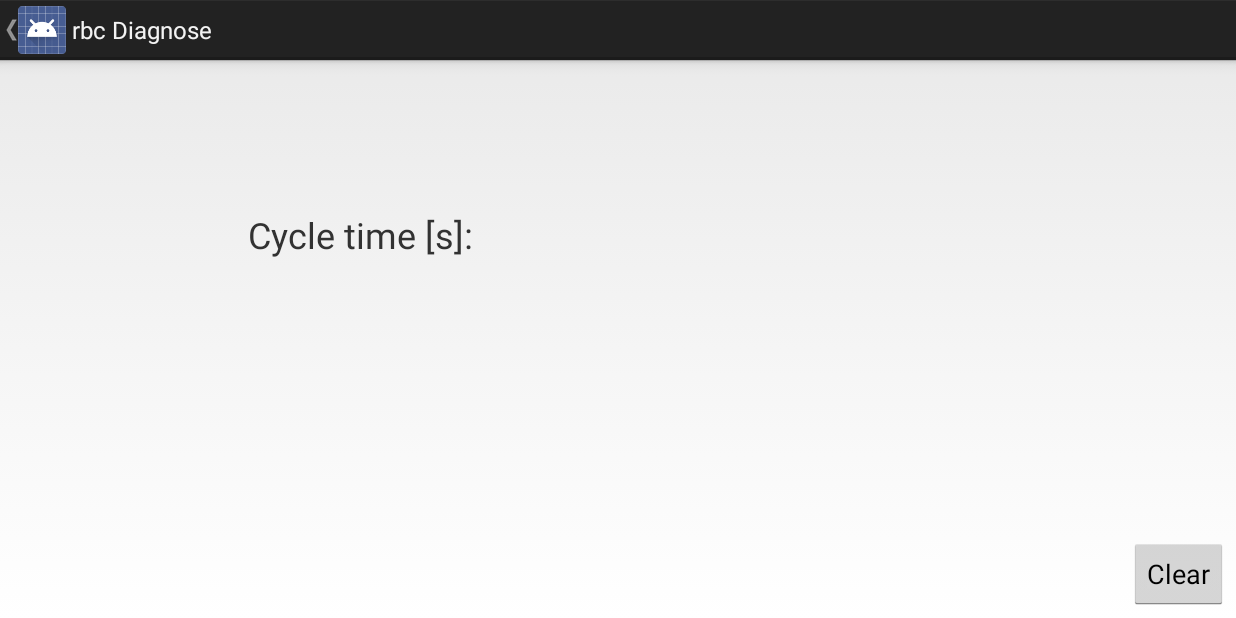
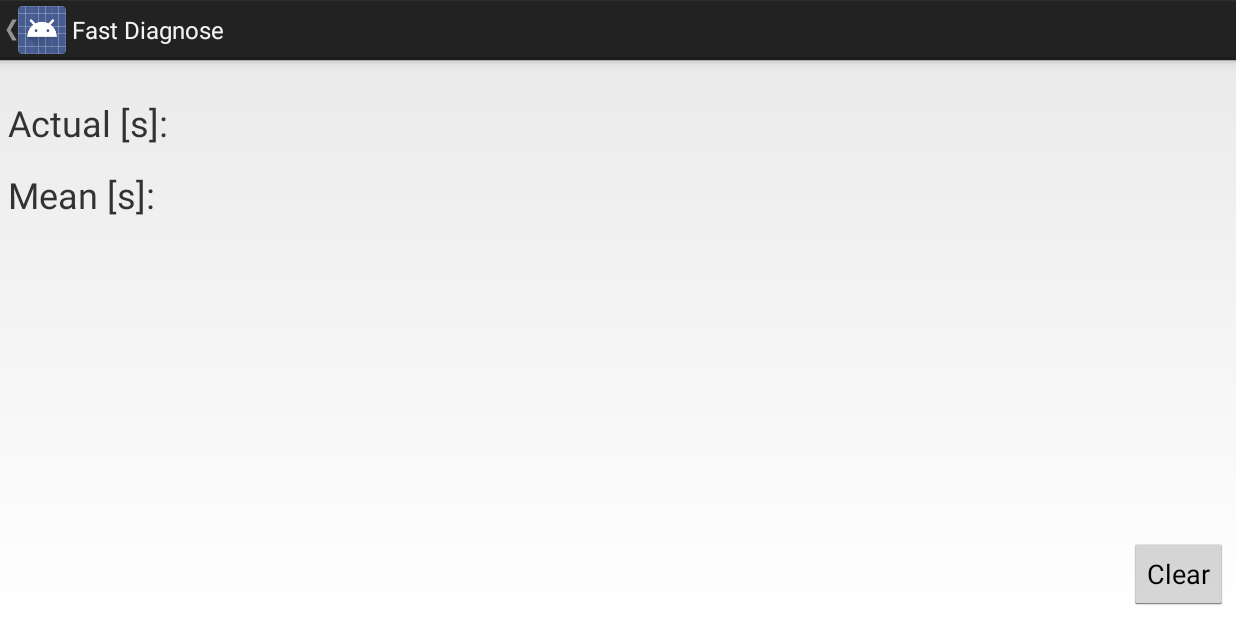
Before and after one commit to MRixen/rbc_Diagnose, an Android app: the CycleTime screen opened directly, with no data from a screen before it, after a tap on "Clear", on a phone screen of 824 x 412 dp (held sideways). Run offline under Robolectric (Android 15) with nearby library versions, the phone set to English and light mode, and no system bars; 3 statements that could not run were skipped.

Commit message:
- Add data arrays with actual and mean time to show it as graph

```diff
--- a/app/src/main/java/com/example/manuelrixen/abbtestapp/Tabs/CycleTime.java
+++ b/app/src/main/java/com/example/manuelrixen/abbtestapp/Tabs/CycleTime.java
@@ -21,13 +21,14 @@ import com.example.manuelrixen.abbtestapp.Socket.Receiver;
 
 public class CycleTime extends Activity implements Receiver.EventListener, View.OnTouchListener, View.OnClickListener {
 
-    private TextView cycleTimeViewer;
+    private TextView cycleTimeViewer_actual, cycleTimeViewer_mean;
     private CycleTimeDrawThread cycleTimeDrawThread;
     private boolean dialogIsActive = false;
     private boolean firstStart = true;
     private Button clearButton;
     private RelativeLayout actLayout;
-
+    private float[] actualTimeData = new float[20];
+    private float[] meanTimeData = new float[20];
 
     @Override
     protected void onCreate(Bundle savedInstanceState) {
@@ -39,7 +40,8 @@ public class CycleTime extends Activity implements Receiver.EventListener, View.
 
         clearButton.setOnClickListener(this);
         actLayout.setOnTouchListener(this);
-        cycleTimeViewer = (TextView) findViewById(R.id.cycleTimeTextField);
+        cycleTimeViewer_actual = (TextView) findViewById(R.id.cycleTimeTextField_actual);
+        cycleTimeViewer_mean = (TextView) findViewById(R.id.cycleTimeTextField_mean);
 
         cycleTimeDrawThread = new CycleTimeDrawThread(this);
 
@@ -73,15 +75,34 @@ public class CycleTime extends Activity implements Receiver.EventListener, View.
 
 
     private void showMessage(String msgType, String msg) {
-        if (msgType.equals("c")){
-            String msgTemp = msg.replace(",", ".");
-            cycleTimeViewer.setText(msgTemp);
+        if (msgType.equals("c1")){
+            String msgTemp = msg.replace(".", ",");
+            cycleTimeViewer_actual.setText(msgTemp);
             try {
                 if (dialogIsActive) sendDataToNode(Float.parseFloat(msgTemp), "cycleTimeData");
             }
             catch(NullPointerException e){
                 Log.d("Console:showMessage", String.valueOf(e));
             }
+        }
+        if (msgType.equals("c2")){
+            String msgTemp = msg.replace(".", ",");
+            cycleTimeViewer_mean.setText(msgTemp);
+        }
+        if (msgType.equals("c3")){
+            String[] actualTimeDataTemp = msg.split("_");
+            // TODO: Show mean and actual cycle time as graph
+            for (int i=0;i<=actualTimeDataTemp.length-1;i++){
+                actualTimeData[i] = Float.parseFloat(actualTimeDataTemp[i].replace(",", "."));
+            }
+            Log.d("Actual time: ", msg);
+        }
+        if (msgType.equals("c4")){
+            String[] meanTimeDataTemp = msg.split("_");
+            for (int i=0;i<=meanTimeDataTemp.length-1;i++){
+                meanTimeData[i] = Float.parseFloat(meanTimeDataTemp[i].replace(",", "."));
+            }
+            Log.d("Mean time: ", msg);
         }
     }
 
@@ -103,9 +124,8 @@ public class CycleTime extends Activity implements Receiver.EventListener, View.
     @Override
     public void onClick(View v) {
         // Handle click event when clear button is pressed
-        if (cycleTimeViewer != null){
-            cycleTimeViewer.setText("");
-        }
+            cycleTimeViewer_actual.setText("");
+            cycleTimeViewer_mean.setText("");
     }
 
 }
--- a/app/src/main/java/com/example/manuelrixen/abbtestapp/Tabs/Events.java
+++ b/app/src/main/java/com/example/manuelrixen/abbtestapp/Tabs/Events.java
@@ -306,7 +306,7 @@ public class Events extends Activity implements Receiver.EventListener, AdapterV
             // Show dialog, when the motor is in off state
             if ((eventMessages[0].equals("0")) || !addEvents){
                 customDialog.showDialog(result);
-                if (addEvents) vibrator.vibrate(200);
+                if (addEvents) vibrator.vibrate(800);
             }
             Log.d("showEvent", "onPostExecute");
             // For testing
--- a/app/src/main/res/layout/fragment_section_2.xml
+++ b/app/src/main/res/layout/fragment_section_2.xml
@@ -11,19 +11,35 @@ android:orientation="vertical"
         <TextView
             android:layout_width="wrap_content"
             android:layout_height="wrap_content"
-            android:id="@+id/cycleTimeHeader"
+            android:id="@+id/cycleTimeActualHeader"
             android:textSize="24sp"
-            android:layout_marginLeft="160dp"
-            android:layout_marginTop="90dp"
-            android:text="Cycle time [s]: "/>
+            android:layout_marginTop="15dp"
+            android:text="Actual [s]: "/>
 
         <TextView
             android:layout_width="fill_parent"
             android:layout_height="wrap_content"
-            android:id="@+id/cycleTimeTextField"
+            android:id="@+id/cycleTimeTextField_actual"
             android:textSize="24sp"
-            android:layout_alignBottom="@+id/cycleTimeHeader"
-            android:layout_toRightOf="@+id/cycleTimeHeader"/>
+            android:layout_alignBottom="@+id/cycleTimeActualHeader"
+            android:layout_toRightOf="@+id/cycleTimeActualHeader"/>
+
+    <TextView
+        android:layout_width="wrap_content"
+        android:layout_height="wrap_content"
+        android:id="@+id/cycleTimeMeanHeader"
+        android:layout_below="@id/cycleTimeTextField_actual"
+        android:textSize="24sp"
+        android:layout_marginTop="15dp"
+        android:text="Mean [s]: "/>
+
+    <TextView
+        android:layout_width="fill_parent"
+        android:layout_height="wrap_content"
+        android:id="@+id/cycleTimeTextField_mean"
+        android:textSize="24sp"
+        android:layout_alignBottom="@+id/cycleTimeMeanHeader"
+        android:layout_toRightOf="@+id/cycleTimeMeanHeader"/>
 
         <Button
             android:layout_width="wrap_content"
--- a/app/src/main/res/values/strings.xml
+++ b/app/src/main/res/values/strings.xml
@@ -1,7 +1,7 @@
 <?xml version="1.0" encoding="utf-8"?>
 <resources>
 
-    <string name="app_name">rbc Diagnose</string>
+    <string name="app_name">Fast Diagnose</string>
     <string name="action_settings">Settings</string>
     <string name="title_section1">Machine Data</string>
     <string name="title_section2">CycleTime</string>
```
Also changed, not shown: app/src/main/res/drawable-hdpi/ic_launcher.png, app/src/main/res/drawable-mdpi/ic_launcher.png, app/src/main/res/drawable-xhdpi/ic_launcher.png, app/src/main/res/drawable-xxhdpi/ic_launcher.png.
